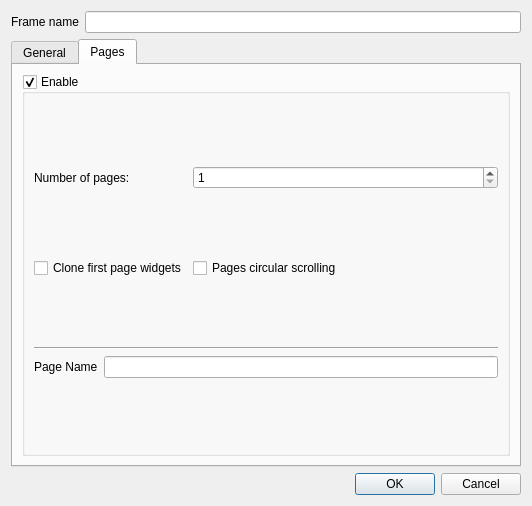
Above: ui/src/virtualconsole/vcframeproperties.ui from mcallegari/qlcplus before the change. Below: the same form after it.
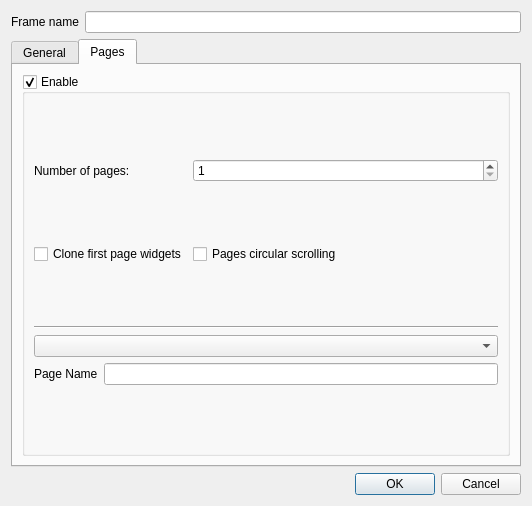
That is the form after the change. The open tabs and pages were chosen to show the change.

Commit message:
ui/vcframe: another bunch of fixes for the properties dialog
Why creating a combo box at runtime when it could be there since the beginning with no effort ?
Also, the PR changed the default tab selected, which should be the first, not the second

What changed in the file:
```diff
--- a/ui/src/virtualconsole/vcframeproperties.ui
+++ b/ui/src/virtualconsole/vcframeproperties.ui
@@ -193,6 +193,9 @@
               </property>
              </widget>
             </item>
+            <item>
+             <widget class="QComboBox" name="m_pageCombo"/>
+            </item>
             <item>
              <layout class="QHBoxLayout" name="horizontalLayout_2" stretch="0,0">
               <item>
```
Left out of the diff: 2 changed lines with no effect on the pictures. The commit also changes 3 other files.
